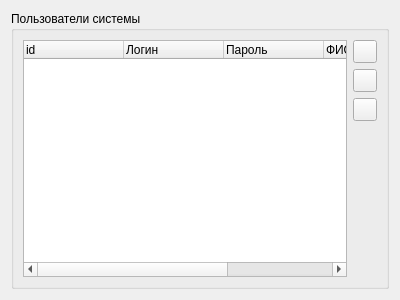
This is Admin/MainManager/usersWidget/cuserswidget.ui in Demonist/TCS as Qt 5 draws it before an edit. The edited form follows.
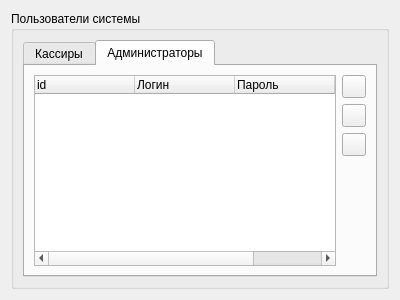
This is the edited form. The open tabs and pages were chosen to show the change. Icons and pictures are not drawn.

The edit to the form file:
```diff
--- a/Admin/MainManager/usersWidget/cuserswidget.ui
+++ b/Admin/MainManager/usersWidget/cuserswidget.ui
@@ -13,13 +13,23 @@
   <property name="windowTitle">
    <string>Form</string>
   </property>
-  <layout class="QGridLayout" name="gridLayout_2">
+  <layout class="QGridLayout" name="gridLayout">
    <item row="0" column="0">
     <widget class="QGroupBox" name="gbxUsers">
      <property name="title">
       <string>Пользователи системы</string>
      </property>
-     <layout class="QGridLayout" name="gridLayout">
+     <layout class="QGridLayout" name="gridLayout_4">
+      <item row="0" column="0">
+       <widget class="QTabWidget" name="tabWidget">
+        <property name="currentIndex">
+         <number>0</number>
+        </property>
+        <widget class="QWidget" name="tab">
+         <attribute name="title">
+          <string>Кассиры</string>
+         </attribute>
+         <layout class="QGridLayout" name="gridLayout_2">
       <item row="0" column="0">
        <widget class="QTreeWidget" name="twUsers">
         <property name="showDropIndicator" stdset="0">
@@ -110,6 +120,100 @@
       </item>
      </layout>
     </widget>
+        <widget class="QWidget" name="tab_2">
+         <attribute name="title">
+          <string>Администраторы</string>
+         </attribute>
+         <layout class="QGridLayout" name="gridLayout_3">
+          <item row="0" column="0">
+           <widget class="QTreeWidget" name="twAdmins">
+            <property name="showDropIndicator" stdset="0">
+             <bool>false</bool>
+            </property>
+            <property name="rootIsDecorated">
+             <bool>false</bool>
+            </property>
+            <property name="itemsExpandable">
+             <bool>false</bool>
+            </property>
+            <column>
+             <property name="text">
+              <string>id</string>
+             </property>
+            </column>
+            <column>
+             <property name="text">
+              <string>Логин</string>
+             </property>
+            </column>
+            <column>
+             <property name="text">
+              <string>Пароль</string>
+             </property>
+            </column>
+            <column>
+             <property name="text">
+              <string>ФИО</string>
+             </property>
+            </column>
+           </widget>
+          </item>
+          <item row="0" column="1">
+           <layout class="QVBoxLayout" name="verticalLayout_2">
+            <item>
+             <widget class="QToolButton" name="tbnAdminAdd">
+              <property name="toolTip">
+               <string>Добавить пользователя</string>
+              </property>
+              <property name="icon">
+               <iconset resource="../main_res.qrc">
+                <normaloff>:/images/add.png</normaloff>:/images/add.png</iconset>
+              </property>
+             </widget>
+            </item>
+            <item>
+             <widget class="QToolButton" name="tbnAdminEdit">
+              <property name="toolTip">
+               <string>Редактировать данные пользователя</string>
+              </property>
+              <property name="icon">
+               <iconset resource="../main_res.qrc">
+                <normaloff>:/images/edit.png</normaloff>:/images/edit.png</iconset>
+              </property>
+             </widget>
+            </item>
+            <item>
+             <widget class="QToolButton" name="tbnAdminDel">
+              <property name="toolTip">
+               <string>Удалить выбранного пользователя</string>
+              </property>
+              <property name="icon">
+               <iconset resource="../main_res.qrc">
+                <normaloff>:/images/delete.png</normaloff>:/images/delete.png</iconset>
+              </property>
+             </widget>
+            </item>
+            <item>
+             <spacer name="verticalSpacer_2">
+              <property name="orientation">
+               <enum>Qt::Vertical</enum>
+              </property>
+              <property name="sizeHint" stdset="0">
+               <size>
+                <width>20</width>
+                <height>40</height>
+               </size>
+              </property>
+             </spacer>
+            </item>
+           </layout>
+          </item>
+         </layout>
+        </widget>
+       </widget>
+      </item>
+     </layout>
+    </widget>
    </item>
   </layout>
  </widget>
```
Left out of the diff: 1 changed line with no effect on the pictures. Lines whose indentation alone changed are shown as unchanged.
